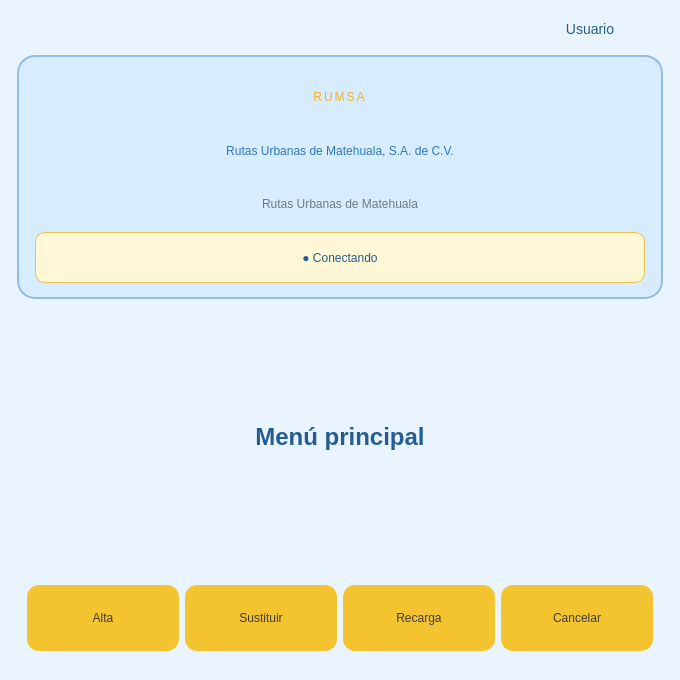
First picture: the form in login_mvc_project/ui/administrador.ui, repository alttus-ti/matehuala_app_escritorio, before the edit.
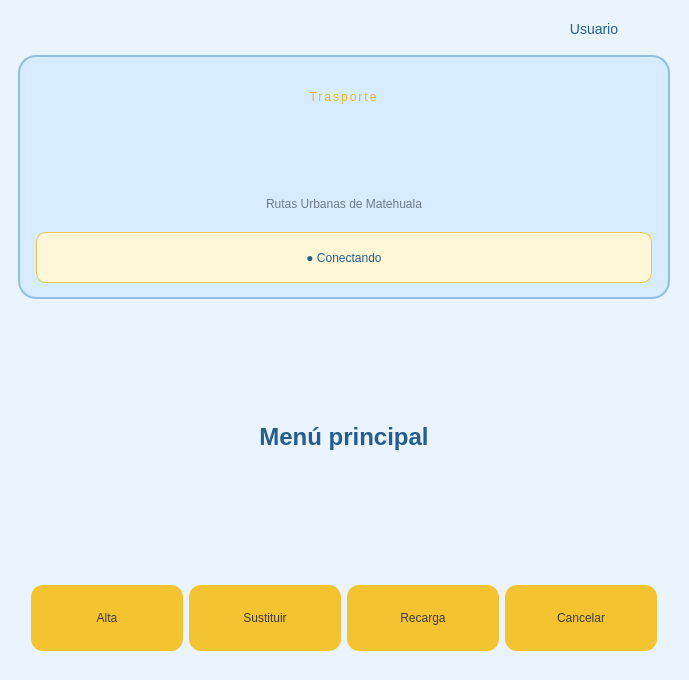
Second picture: the form after the edit.

```diff
--- a/login_mvc_project/ui/administrador.ui
+++ b/login_mvc_project/ui/administrador.ui
@@ -6,7 +6,7 @@
    <rect>
     <x>0</x>
     <y>0</y>
-    <width>680</width>
+    <width>689</width>
     <height>680</height>
    </rect>
   </property>
@@ -168,7 +168,7 @@
         <property name="sizeHint" stdset="0">
          <size>
           <width>500</width>
-          <height>10</height>
+          <height>13</height>
          </size>
         </property>
        </spacer>
@@ -242,7 +242,7 @@
          <item>
           <widget class="QLabel" name="labelBrand">
            <property name="text">
-            <string>RUMSA</string>
+            <string>Trasporte</string>
            </property>
            <property name="alignment">
             <set>Qt::AlignCenter</set>
@@ -252,7 +252,7 @@
          <item>
           <widget class="QLabel" name="labelCompany">
            <property name="text">
-            <string>Rutas Urbanas de Matehuala, S.A. de C.V.</string>
+            <string></string>
            </property>
            <property name="alignment">
             <set>Qt::AlignCenter</set>
@@ -343,8 +343,8 @@
         </property>
         <property name="sizeHint" stdset="0">
          <size>
-          <width>10</width>
-          <height>10</height>
+          <width>13</width>
+          <height>13</height>
          </size>
         </property>
        </spacer>
@@ -404,7 +404,7 @@
         </property>
         <property name="sizeHint" stdset="0">
          <size>
-          <width>10</width>
+          <width>13</width>
           <height>20</height>
          </size>
         </property>
```
Left out of the diff: 166 changed lines with no effect on the pictures.
